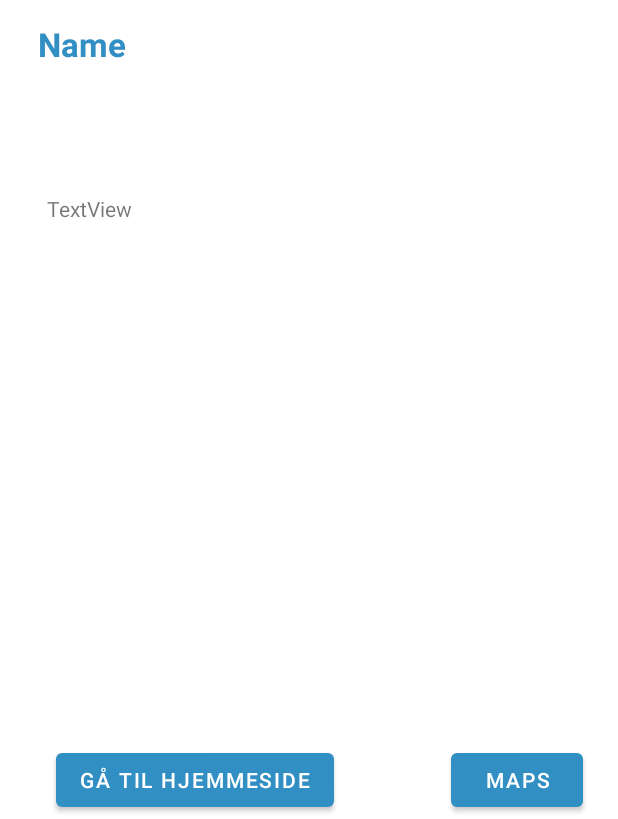
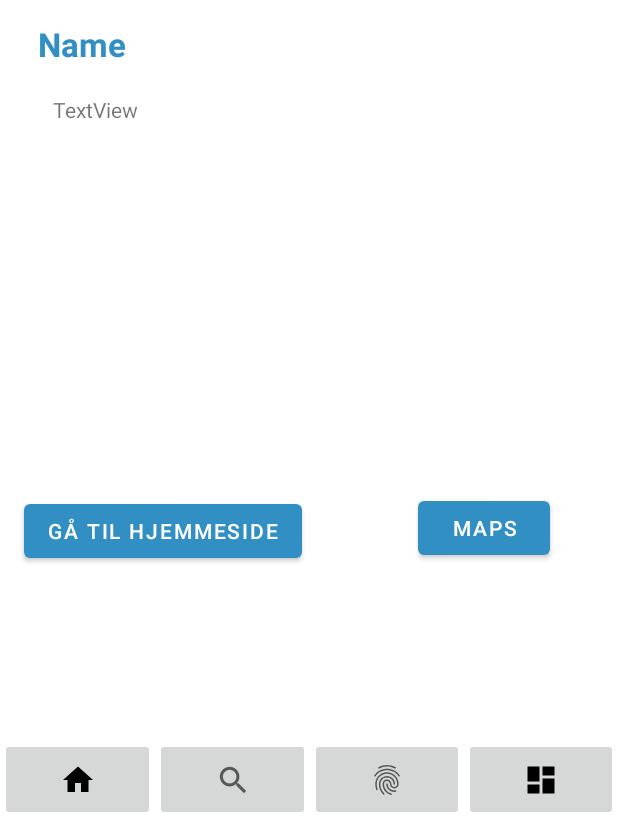
Before and after one commit to Ahmaiqb/P2, an Android app: the ClickedItemActivity screen opened directly, with no data from a screen before it, on a phone screen of 412 x 824 dp, the part 417-1236 px from its top. Run offline under Robolectric (Android 15) with nearby library versions, the phone set to English and light mode, and no system bars.

Commit message:
Colors fixed, shorter waiting, added bottom menu

```diff
--- a/StudizPrototype/app/src/main/java/com/example/studizprototype/MainActivity.java
+++ b/StudizPrototype/app/src/main/java/com/example/studizprototype/MainActivity.java
@@ -27,6 +27,6 @@ public class MainActivity extends AppCompatActivity {
                 startActivity(intent);
                 finish();
             }
-        }, 5000);
+        }, 3000);
     }
 }
--- a/StudizPrototype/app/src/main/java/com/example/studizprototype/homepage1.java
+++ b/StudizPrototype/app/src/main/java/com/example/studizprototype/homepage1.java
@@ -89,7 +89,7 @@ public class homepage1 extends AppCompatActivity {
             "Warner books",
 
             //Bacardi
-
+            "Bacardi",
 
             //McDonald's
             "McDonald's",
--- a/StudizPrototype/app/src/main/res/layout/activity_clicked_item.xml
+++ b/StudizPrototype/app/src/main/res/layout/activity_clicked_item.xml
@@ -45,22 +45,22 @@
         android:layout_alignParentStart="true"
         android:layout_alignParentLeft="true"
         android:layout_alignParentTop="true"
-        android:layout_centerVertical="true"
-        android:layout_marginStart="31dp"
-        android:layout_marginLeft="31dp"
-        android:layout_marginTop="351dp"
+        android:layout_centerInParent="true"
+        android:layout_marginStart="35dp"
+        android:layout_marginLeft="35dp"
+        android:layout_marginTop="285dp"
         android:text="TextView" />
 
     <Button
         android:id="@+id/buttondiscount"
         android:layout_width="wrap_content"
         android:layout_height="wrap_content"
+        android:layout_below="@+id/descriptiontext"
         android:layout_alignParentStart="true"
         android:layout_alignParentLeft="true"
-        android:layout_alignParentBottom="true"
-        android:layout_marginStart="37dp"
-        android:layout_marginLeft="37dp"
-        android:layout_marginBottom="2dp"
+        android:layout_marginStart="16dp"
+        android:layout_marginLeft="16dp"
+        android:layout_marginTop="11dp"
         android:text="@string/hjemmeside"
         app:backgroundTint="#328FC4" />
 
@@ -68,14 +68,52 @@
         android:id="@+id/maps"
         android:layout_width="wrap_content"
         android:layout_height="wrap_content"
+        android:layout_below="@+id/descriptiontext"
         android:layout_alignParentEnd="true"
         android:layout_alignParentRight="true"
-        android:layout_alignParentBottom="true"
-        android:layout_marginEnd="23dp"
-        android:layout_marginRight="23dp"
-        android:layout_marginBottom="2dp"
+        android:layout_marginTop="9dp"
+        android:layout_marginEnd="45dp"
+        android:layout_marginRight="45dp"
         android:text="@string/maps"
         app:backgroundTint="#328FC4" />
 
+    <LinearLayout
+        android:layout_width="match_parent"
+        android:layout_height="55dp"
+        android:layout_alignParentBottom="true"
+        android:layout_marginBottom="-1dp"
+        android:orientation="horizontal"
+        app:layout_constraintBottom_toBottomOf="parent">
+
+        <ImageButton
+            android:id="@+id/imageButton1"
+            android:layout_width="match_parent"
+            android:layout_height="match_parent"
+            android:layout_weight="1"
+            android:src="@drawable/ic_home_black_24dp" />
+
+        <ImageButton
+            android:id="@+id/imageButton2"
+            android:layout_width="match_parent"
+            android:layout_height="match_parent"
+            android:layout_weight="1"
+            android:src="?android:attr/actionModeWebSearchDrawable" />
+
+        <ImageButton
+            android:id="@+id/imageButton3"
+            android:layout_width="match_parent"
+            android:layout_height="match_parent"
+            android:layout_weight="1"
+            android:src="?android:attr/fingerprintAuthDrawable" />
+
+        <ImageButton
+            android:id="@+id/imageButton4"
+            android:layout_width="match_parent"
+            android:layout_height="match_parent"
+            android:layout_weight="1"
+            android:src="@drawable/ic_dashboard_black_24dp" />
+
+    </LinearLayout>
+
 
 </RelativeLayout>
--- a/StudizPrototype/app/src/main/res/layout/row_items.xml
+++ b/StudizPrototype/app/src/main/res/layout/row_items.xml
@@ -4,10 +4,10 @@
     android:layout_width="wrap_content"
     android:layout_height="wrap_content"
     android:layout_margin="1dp"
-    android:background="#53354A"
+    android:background="#FFFFFF"
     android:elevation="4dp"
     android:padding="2dp"
-    app:cardBackgroundColor="#903749"
+    app:cardBackgroundColor="#FFFFFF"
     app:cardCornerRadius="4dp">
 
     <RelativeLayout
@@ -20,6 +20,7 @@
             android:layout_width="wrap_content"
             android:layout_height="100dp"
             android:layout_centerHorizontal="true"
+            android:padding="10dp"
             android:scaleType="fitXY"
             android:src="@mipmap/ic_launcher" />
 
```
